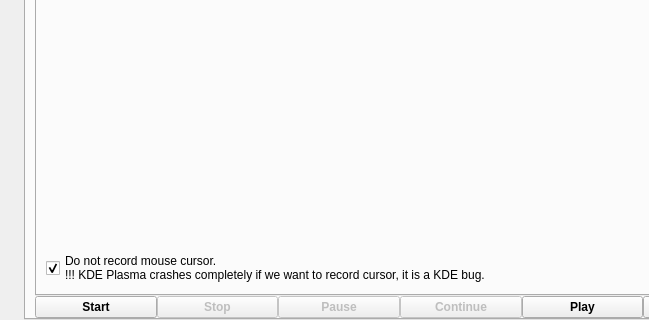
Old version of the form src/wayland/formMainWindow_wl.ui in the repository vkohaupt/vokoscreenNG; both pictures show x 0 to 649 and y 254 to 574 of the 767 by 574 pixel window.
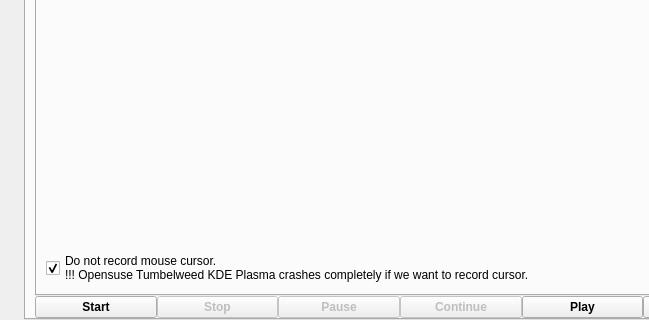
New version of the form. The open tabs and pages were chosen to show the change. Icons and pictures are not drawn.

```diff
--- a/src/wayland/formMainWindow_wl.ui
+++ b/src/wayland/formMainWindow_wl.ui
@@ -691,7 +691,7 @@
                  <widget class="QCheckBox" name="checkBoxMouseCursorOnOff">
                   <property name="text">
                    <string notr="true">Do not record mouse cursor.
-!!! KDE Plasma crashes completely if we want to record cursor, it is a KDE bug.</string>
+!!! Opensuse Tumbelweed KDE Plasma crashes completely if we want to record cursor.</string>
                   </property>
                   <property name="checked">
                    <bool>true</bool>
```
Left out of the diff: 4 changed lines with no effect on the pictures.
